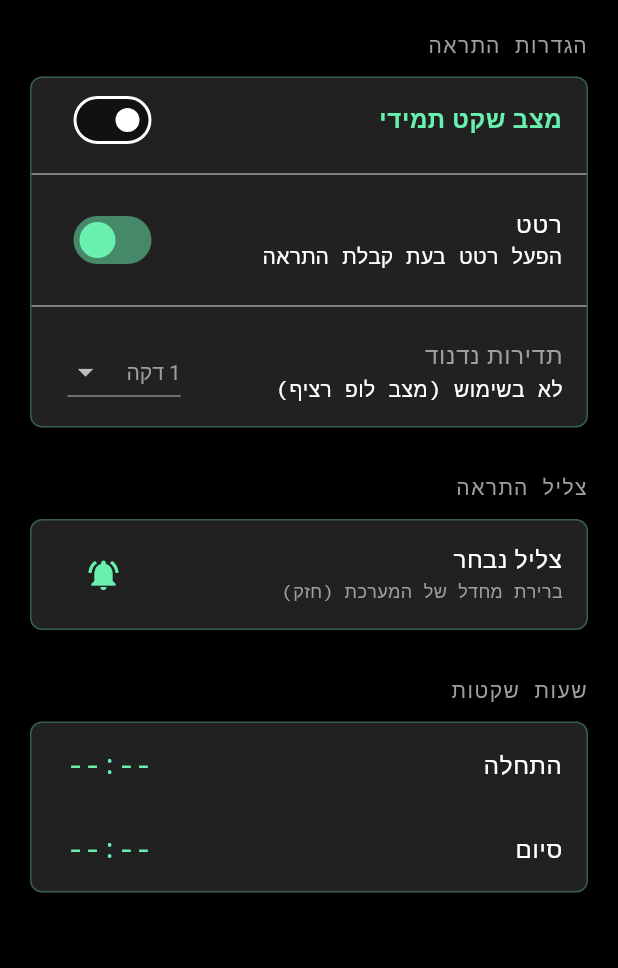
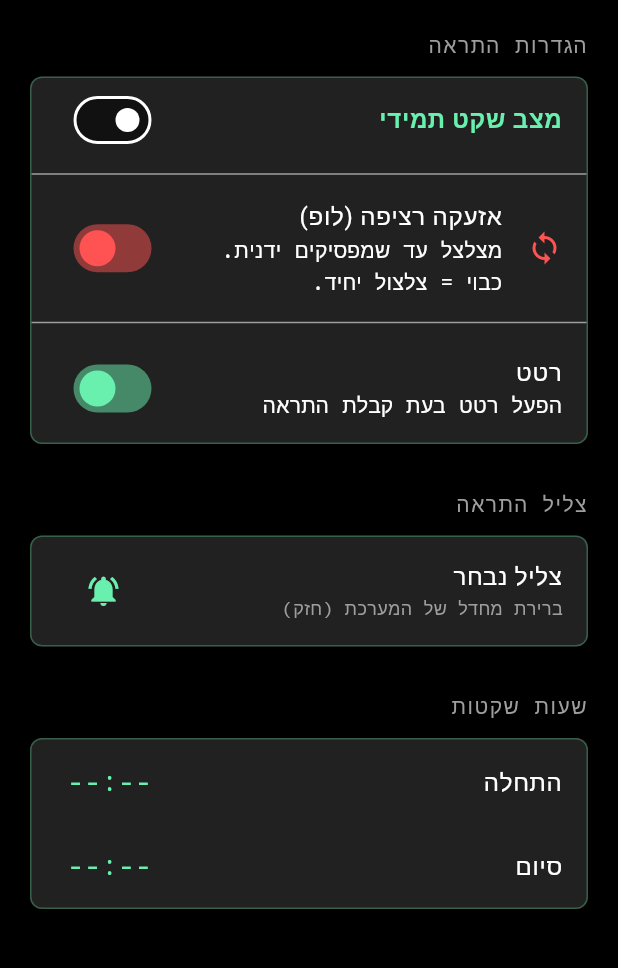
Before and after one commit to maayantallevy-lang/Beeper, a Flutter app: the screen it shows after launch, after a tap on "בדיקה", after a tap on the "settings" icon, on a phone screen of 412 x 824 dp, the part 84-1052 px from its top. Run offline on Flutter 3.47's test engine with Material 3 defaults, Android fonts, the phone set to English and light mode, and no system bars; our stand-ins replace firebase_core, firebase_messaging, flutter_local_notifications, flutter_timezone, permission_handler, shared_preferences and 1 more; accounts and stored records are empty.

Commit message:
Update main.dart

```diff
--- a/lib/main.dart
+++ b/lib/main.dart
@@ -23,17 +23,16 @@ import 'package:uuid/uuid.dart';
 final FlutterLocalNotificationsPlugin flutterLocalNotificationsPlugin =
     FlutterLocalNotificationsPlugin();
 
-// שיניתי את ה-ID כדי להבטיח יצירה מחדש של הערוץ עם ההגדרות המעודכנות
-const String baseChannelId = 'critical_alert_loop_final';
-const String baseChannelName = 'אזעקה רציפה';
-const String channelDesc = 'משמיע סאונד בלופ עד לביטול ידני';
+const String baseChannelId = 'critical_alert_channel_v3';
+const String baseChannelName = 'התראות ביפר';
+const String channelDesc = 'ערוץ להתראות דחופות';
 
 const MethodChannel platformChannel = MethodChannel('com.example.alerts/ringtone');
 
 const int immediateNotificationId = 0;
 
 // FLAG_INSISTENT = 4
-// זהו הדגל הקריטי שגורם לאנדרואיד לחזור על הסאונד שוב ושוב
+// דגל שגורם לאודיו לחזור על עצמו בלופ (כמו שיחה נכנסת)
 const int androidInsistentFlag = 4;
 
 // -----------------------------------------------------------------------------
@@ -78,7 +77,7 @@ Future<void> _firebaseMessagingBackgroundHandler(RemoteMessage message) async {
   await Firebase.initializeApp();
   await AppLogger.log("BG_MSG", "Received: ${message.messageId}");
 
-  await _triggerInfiniteLoopLogic(
+  await _triggerAlertLogic(
     message.data['title'] ?? message.notification?.title ?? "הודעת ביפר",
     message.data['body'] ?? message.notification?.body ?? "התקבלה הודעה חדשה",
     shouldSaveHistory: true
@@ -112,15 +111,19 @@ Future<void> _configureLocalTimeZone() async {
 }
 
 // -----------------------------------------------------------------------------
-// INFINITE LOOP LOGIC (NO NAGGING, JUST ONE STRONG ALERT)
+// CORE ALERT LOGIC
 // -----------------------------------------------------------------------------
 
-Future<void> _triggerInfiniteLoopLogic(String title, String body, {required bool shouldSaveHistory}) async {
+Future<void> _triggerAlertLogic(String title, String body, {required bool shouldSaveHistory}) async {
   await _configureLocalTimeZone();
-  await AppLogger.log("ALERT", "Starting INFINITE LOOP: $title");
 
   final prefs = await SharedPreferences.getInstance();
   await prefs.reload();
+
+  // בדיקת הגדרות
+  bool isInsistentMode = prefs.getBool('is_insistent_mode') ?? true; // ברירת מחדל: רציף
+
+  await AppLogger.log("ALERT", "Starting: $title (Mode: ${isInsistentMode ? 'Loop' : 'Single'})");
 
   // 1. שמירה בהיסטוריה
   if (shouldSaveHistory) {
@@ -137,7 +140,7 @@ Future<void> _triggerInfiniteLoopLogic(String title, String body, {required bool
     await prefs.setStringList('beeper_history', history);
   }
 
-  // 2. טעינת הגדרות (התעלמות מתדירות נדנוד כי אין יותר נדנוד)
+  // 2. טעינת העדפות נוספות
   bool isQuietTime = _checkQuietHours(prefs);
   bool isGlobalSilent = prefs.getBool('is_global_silent') ?? false;
   bool isVibrationEnabled = prefs.getBool('is_vibration_enabled') ?? true;
@@ -146,9 +149,9 @@ Future<void> _triggerInfiniteLoopLogic(String title, String body, {required bool
   AndroidNotificationDetails androidDetails;
 
   if (isQuietTime || isGlobalSilent) {
-    // מצב שקט: התראה רגילה ללא סאונד וללא לופ
+    // מצב שקט: התראה ויזואלית בלבד
     androidDetails = AndroidNotificationDetails(
-      'silent_channel_loop_v1',
+      'silent_channel_v2',
       'התראות שקטות',
       importance: Importance.high,
       priority: Priority.high,
@@ -168,7 +171,7 @@ Future<void> _triggerInfiniteLoopLogic(String title, String body, {required bool
         .resolvePlatformSpecificImplementation<AndroidFlutterLocalNotificationsPlugin>();
 
     try {
-      // מחיקת ערוץ ישן כדי לוודא שהגדרות האודיו (Alarm) יתפסו
+      // מחיקת ערוץ ישן כדי לוודא עדכון הגדרות
       await androidPlugin?.deleteNotificationChannel(currentChannelId);
 
       await androidPlugin?.createNotificationChannel(
@@ -180,7 +183,6 @@ Future<void> _triggerInfiniteLoopLogic(String title, String body, {required bool
           playSound: true,
           sound: soundObj,
           enableVibration: isVibrationEnabled,
-          // חיוני: שימוש בערוץ Alarm עוקף מצבי "נא לא להפריע" סטנדרטיים
           audioAttributesUsage: AudioAttributesUsage.alarm,
         )
       );
@@ -188,49 +190,56 @@ Future<void> _triggerInfiniteLoopLogic(String title, String body, {required bool
       await AppLogger.log("ERR_CHAN", "Channel create: $e");
     }
 
-    // הגדרת ההתראה ה"עקשנית"
+    // הגדרת ההתראה
     androidDetails = AndroidNotificationDetails(
       currentChannelId,
       baseChannelName,
       channelDescription: channelDesc,
       importance: Importance.max,
       priority: Priority.max,
-      fullScreenIntent: true, // קופץ למסך מלא אם המכשיר נעול
-      category: AndroidNotificationCategory.call, // מדמה שיחה נכנסת
+      fullScreenIntent: true,
 
-      // --- מנגנון הלופ ---
-      // שימוש ב-FLAG_INSISTENT (4) דרך additionalFlags
-      // זה גורם לאודיו לחזור על עצמו ללא הפסקה
-      additionalFlags: Int32List.fromList(<int>[androidInsistentFlag]),
+      // אם רציף: קטגוריית שיחה. אם רגיל: קטגוריית אזעקה.
+      category: isInsistentMode ? AndroidNotificationCategory.call : AndroidNotificationCategory.alarm,
 
-      // מניעת ביטול בטעות
-      ongoing: true,      // לא ניתן למחיקה בגרירה (Swipe)
-      autoCancel: false,  // לא נמחק בלחיצה רגילה
+      // --- לוגיקת הלופ ---
+      // אם המשתמש בחר "אזעקה רציפה" -> מוסיפים את הדגל 4
+      additionalFlags: isInsistentMode
+          ? Int32List.fromList(<int>[androidInsistentFlag])
+          : null,
+
+      // אם רציף -> לא ניתן למחיקה בגרירה (Ongoing). אחרת -> רגיל.
+      ongoing: isInsistentMode,
+      autoCancel: !isInsistentMode, // אם רציף, לא מתבטל בלחיצה אלא דורש פעולה
 
       visibility: NotificationVisibility.public,
       audioAttributesUsage: AudioAttributesUsage.alarm,
       playSound: true,
       sound: soundObj,
       enableVibration: isVibrationEnabled,
-      // רטט אגרסיבי: 2 שניות רטט, חצי שניה הפסקה
+      // רטט: אגרסיבי לרציף, רגיל לחד פעמי
       vibrationPattern: isVibrationEnabled
-          ? Int64List.fromList([0, 2000, 500, 2000, 500, 2000, 500, 2000])
+          ? (isInsistentMode
+              ? Int64List.fromList([0, 2000, 500, 2000, 500, 2000, 500, 2000]) // ארוך
+              : Int64List.fromList([0, 1000, 500, 1000])) // רגיל
           : null,
 
       actions: <AndroidNotificationAction>[
-        const AndroidNotificationAction(
-          'stop_action',
-          'עצור אזעקה', // טקסט ברור לפעולה
-          showsUserInterface: true,
-          cancelNotification: true // לחיצה כאן תעצור את הלופ
-        ),
+        // כפתור עצירה רלוונטי בעיקר למצב רציף
+        if (isInsistentMode)
+          const AndroidNotificationAction(
+            'stop_action',
+            'עצור אזעקה',
+            showsUserInterface: true,
+            cancelNotification: true
+          ),
       ],
     );
   }
 
-  // 3. הצגת ההתראה (אין יותר תזמון עתידי, רק זה)
+  // 3. הצגת ההתראה
   try {
-    // אנו מבטלים התראות קודמות כדי למנוע התנגשות סאונד
+    // מבטלים התראות קודמות כדי למנוע התנגשויות סאונד במצב רציף
     await flutterLocalNotificationsPlugin.cancelAll();
 
     await flutterLocalNotificationsPlugin.show(
@@ -239,7 +248,7 @@ Future<void> _triggerInfiniteLoopLogic(String title, String body, {required bool
       body,
       NotificationDetails(android: androidDetails),
     );
-    await AppLogger.log("SHOW", "Infinite Loop Notification Started (Insistent)");
+    await AppLogger.log("SHOW", "Notification shown (Insistent: $isInsistentMode)");
   } catch (e) {
     await AppLogger.log("ERR_SHOW", "Show failed: $e");
   }
@@ -362,7 +371,7 @@ class _InitScreenState extends State<InitScreen> {
               AndroidFlutterLocalNotificationsPlugin>();
 
       await androidPlugin?.requestNotificationsPermission();
-      // אנו עדיין משאירים את ההרשאות האלו ליתר ביטחון, אך הן פחות קריטיות ללופ הרציף
+      // משאיר את הבקשה ליתר ביטחון, למרות שפחות קריטי בלי תזמונים
       await androidPlugin?.requestExactAlarmsPermission();
     }
   }
@@ -402,7 +411,7 @@ class _BeeperScreenState extends State<BeeperScreen> with WidgetsBindingObserver
 
     FirebaseMessaging.onMessage.listen((msg) {
       AppLogger.log("FG_MSG", "Msg received in foreground");
-      _triggerInfiniteLoopLogic(
+      _triggerAlertLogic(
         msg.data['title'] ?? msg.notification?.title ?? "הודעה",
         msg.data['body'] ?? msg.notification?.body ?? "תוכן הודעה",
         shouldSaveHistory: true
@@ -467,9 +476,9 @@ class _BeeperScreenState extends State<BeeperScreen> with WidgetsBindingObserver
     ScaffoldMessenger.of(context).showSnackBar(
       const SnackBar(content: Text("מבצע בדיקה..."), duration: Duration(seconds: 1))
     );
-    await _triggerInfiniteLoopLogic(
+    await _triggerAlertLogic(
       "בדיקה עצמית",
-      "בדיקת אזעקה רציפה (לופ אינסופי)",
+      "בדיקת אזעקה (הגדרות נוכחיות)",
       shouldSaveHistory: true
     );
     _loadMessages();
@@ -672,7 +681,6 @@ class _PermissionsDialogState extends State<PermissionsDialog> {
 
   Future<void> _check() async {
     final n = await Permission.notification.status;
-    // עדיין בודקים את ההרשאה ליתר ביטחון, למרות שאינה קריטית ללופ ללא תזמון
     final a = await Permission.scheduleExactAlarm.status;
     final b = await Permission.ignoreBatteryOptimizations.status;
 
@@ -706,7 +714,7 @@ class _PermissionsDialogState extends State<PermissionsDialog> {
           crossAxisAlignment: CrossAxisAlignment.start,
           children: [
             _buildRow("התראות", Permission.notification),
-            _buildRow("תזמון מדויק (מומלץ)", Permission.scheduleExactAlarm),
+            _buildRow("תזמון מדויק (לא קריטי)", Permission.scheduleExactAlarm),
             _buildRow("החרגת סוללה", Permission.ignoreBatteryOptimizations),
 
             const SizedBox(height: 15),
@@ -843,7 +851,7 @@ class _SettingsPageState extends State<SettingsPage> {
   int _start = -1, _end = -1;
   bool _isGlobalSilent = false;
   bool _isVibrationEnabled = true;
-  int _frequencySeconds = 60;
+  bool _isInsistentMode = true; // ברירת מחדל: לופ
   String? _soundUri;
 
   @override
@@ -860,7 +868,7 @@ class _SettingsPageState extends State<SettingsPage> {
       _end = prefs.getInt('quiet_end_hour') ?? -1;
       _isGlobalSilent = prefs.getBool('is_global_silent') ?? false;
       _isVibrationEnabled = prefs.getBool('is_vibration_enabled') ?? true;
-      _frequencySeconds = prefs.getInt('nag_frequency_seconds') ?? 60;
+      _isInsistentMode = prefs.getBool('is_insistent_mode') ?? true;
       _soundUri = prefs.getString('custom_sound_uri');
     });
   }
@@ -886,12 +894,10 @@ class _SettingsPageState extends State<SettingsPage> {
     setState(() => _isVibrationEnabled = val);
   }
 
-  Future<void> _setFrequency(int? val) async {
-    if (val != null) {
-      final prefs = await SharedPreferences.getInstance();
-      await prefs.setInt('nag_frequency_seconds', val);
-      setState(() => _frequencySeconds = val);
-    }
+  Future<void> _toggleInsistent(bool val) async {
+    final prefs = await SharedPreferences.getInstance();
+    await prefs.setBool('is_insistent_mode', val);
+    setState(() => _isInsistentMode = val);
   }
 
   Future<void> _openSystemRingtonePicker() async {
@@ -935,30 +941,27 @@ class _SettingsPageState extends State<SettingsPage> {
                   activeColor: Colors.greenAccent,
                 ),
                 const Divider(color: Colors.grey),
+
+                // --- הגדרה חדשה במקום נדנוד ---
+                SwitchListTile(
+                  title: const Text("אזעקה רציפה (לופ)", style: TextStyle(color: Colors.white)),
+                  subtitle: const Text("מצלצל עד שמפסיקים ידנית. כבוי = צלצול יחיד."),
+                  value: _isInsistentMode,
+                  onChanged: _toggleInsistent,
+                  activeColor: Colors.redAccent, // צבע אדום להדגשת חשיבות
+                  secondary: Icon(
+                    _isInsistentMode ? Icons.loop : Icons.notifications_none,
+                    color: _isInsistentMode ? Colors.redAccent : Colors.grey,
+                  ),
+                ),
+
+                const Divider(color: Colors.grey),
                 SwitchListTile(
                   title: const Text("רטט", style: TextStyle(color: Colors.white)),
                   subtitle: const Text("הפעל רטט בעת קבלת התראה"),
                   value: _isVibrationEnabled,
                   onChanged: _toggleVibration,
                   activeColor: Colors.greenAccent,
-                ),
-                const Divider(color: Colors.grey),
-                // שמרתי את ההגדרה בתצוגה אך היא לא עושה כלום כרגע כי אין תזמון
-                ListTile(
-                  title: const Text("תדירות נדנוד", style: TextStyle(color: Colors.grey)), // צבע אפור כי לא פעיל
-                  subtitle: const Text("לא בשימוש (מצב לופ רציף)"),
-                  trailing: DropdownButton<int>(
-                    value: _frequencySeconds,
-                    dropdownColor: Colors.grey[900],
-                    style: const TextStyle(color: Colors.grey),
-                    items: const [
-                      DropdownMenuItem(value: 30, child: Text("30 שניות")),
-                      DropdownMenuItem(value: 60, child: Text("1 דקה")),
-                      DropdownMenuItem(value: 120, child: Text("2 דקות")),
-                      DropdownMenuItem(value: 300, child: Text("5 דקות")),
-                    ],
-                    onChanged: _setFrequency, // משאיר את הפונקציונליות כדי לא לשבור קוד, אבל זה לא ישפיע
-                  ),
                 ),
               ],
             ),
```
